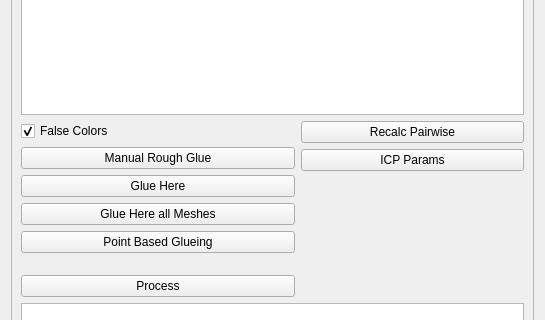
First picture: the form in src/meshlabplugins/editalign/alignDialog.ui, repository cnr-isti-vclab/meshlab, before the edit; both pictures show x 0 to 545 and y 159 to 479 of the 545 by 610 pixel window.
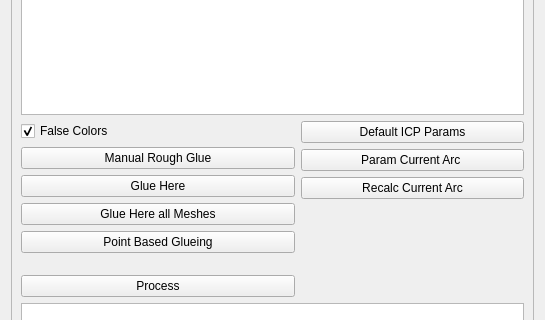
Second picture: the form after the edit.

Commit message: new button for specific arc parameters

Patch:
```diff
--- a/src/meshlabplugins/editalign/alignDialog.ui
+++ b/src/meshlabplugins/editalign/alignDialog.ui
@@ -111,17 +111,24 @@
         </item>
         <item>
          <layout class="QVBoxLayout" >
-          <item>
-           <widget class="QPushButton" name="recalcButton" >
-            <property name="text" >
-             <string>Recalc Pairwise</string>
-            </property>
-           </widget>
-          </item>
           <item>
            <widget class="QPushButton" name="icpParamButton" >
             <property name="text" >
-             <string>ICP Params</string>
+             <string>Default ICP Params</string>
+            </property>
+           </widget>
+          </item>
+          <item>
+           <widget class="QPushButton" name="icpParamCurrentButton" >
+            <property name="text" >
+             <string>Param Current Arc </string>
+            </property>
+           </widget>
+          </item>
+          <item>
+           <widget class="QPushButton" name="recalcButton" >
+            <property name="text" >
+             <string>Recalc Current Arc</string>
             </property>
            </widget>
           </item>
```
Left out of the diff: 3 changed lines with no effect on the pictures. The commit also changes 3 other files.
